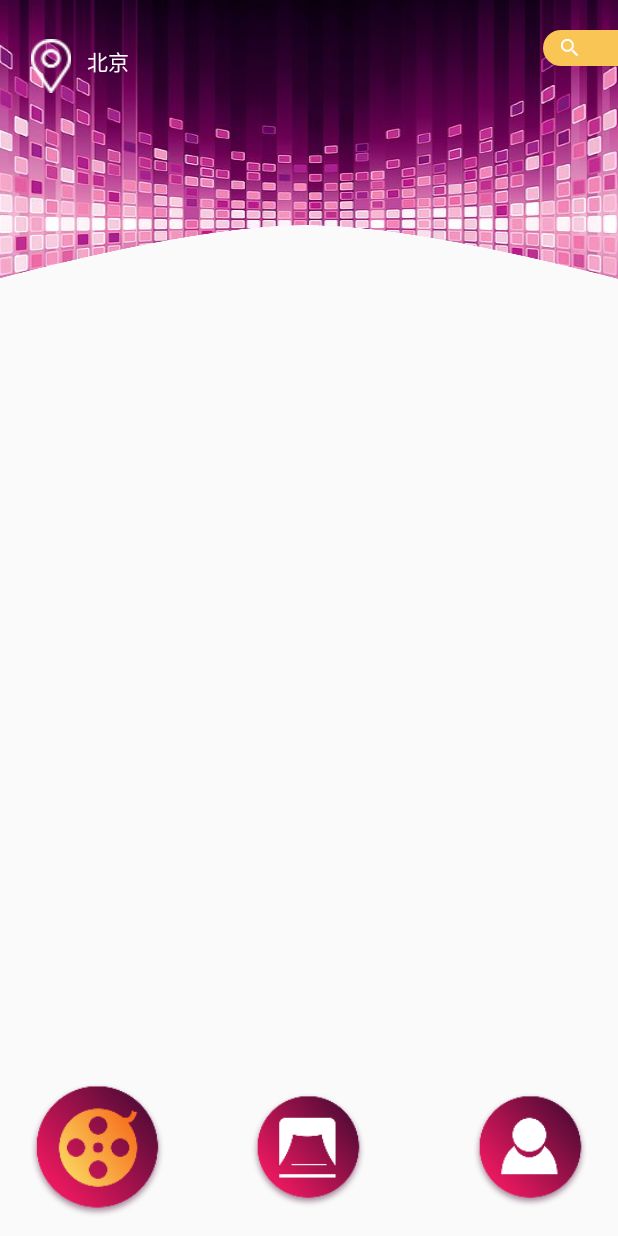
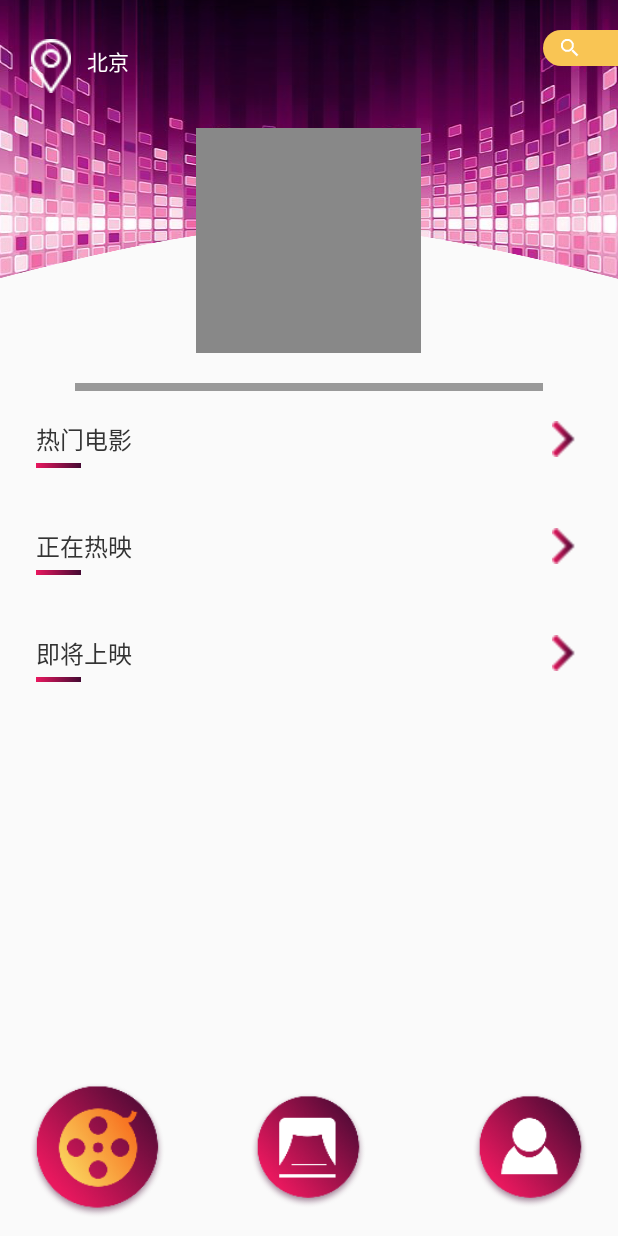
Before and after one commit to wisdomli/WeiDuMovie, an Android app: the screen it shows after launch (MainActivity), on a phone screen of 412 x 824 dp. Run offline under Robolectric (Android 15) with nearby library versions, the phone set to English and light mode, and no system bars.

Commit message:
改首页布局

```diff
--- /dev/null
+++ b/app/src/main/res/drawable/text_bck.xml
@@ -0,0 +1,5 @@
+<?xml version="1.0" encoding="utf-8"?>
+<shape xmlns:android="http://schemas.android.com/apk/res/android">
+<gradient
+    android:endColor="#440a33" android:startColor="#e8175e"></gradient>
+</shape>
--- a/app/src/main/res/layout/film_fragment.xml
+++ b/app/src/main/res/layout/film_fragment.xml
@@ -46,5 +46,161 @@
             android:src="@drawable/com_icon_search_default" />
     </RelativeLayout>
 
+    <RelativeLayout
+        android:id="@+id/viewpager"
+        android:layout_width="150dp"
+        android:layout_height="150dp"
+        android:layout_centerHorizontal="true"
+        android:layout_marginTop="@dimen/dp_85"
+        android:background="#888888"></RelativeLayout>
+
+    <View
+        android:id="@+id/home_view"
+        android:layout_width="@dimen/dp_312"
+        android:layout_height="@dimen/dp_05"
+        android:layout_below="@+id/viewpager"
+        android:layout_centerHorizontal="true"
+        android:layout_marginTop="@dimen/dp_20"
+        android:background="#999999">
+
+    </View>
+
+    <RelativeLayout
+        android:id="@+id/Hotmovies"
+        android:layout_width="match_parent"
+        android:layout_height="wrap_content"
+        android:layout_below="@+id/home_view"
+        android:layout_marginLeft="@dimen/dp_24"
+        android:layout_marginRight="@dimen/dp_24"
+        android:layout_marginTop="@dimen/dp_20">
+
+        <LinearLayout
+            android:layout_width="wrap_content"
+            android:layout_height="wrap_content"
+            android:orientation="vertical">
+
+            <TextView
+                android:layout_width="wrap_content"
+                android:layout_height="wrap_content"
+                android:text="热门电影"
+                android:textColor="#333333"
+                android:textSize="16sp" />
+
+            <ImageView
+                android:layout_width="@dimen/dp_30"
+                android:layout_height="3dp"
+                android:layout_marginTop="@dimen/dp_04"
+                android:background="@drawable/text_bck" />
+        </LinearLayout>
+
+        <ImageView
+            android:layout_width="@dimen/dp_24"
+            android:layout_height="@dimen/dp_24"
+            android:layout_alignParentRight="true"
+            android:src="@drawable/com_icon_next_default" />
+    </RelativeLayout>
+
+
+    <android.support.v7.widget.RecyclerView
+        android:id="@+id/Hotmovies_RecyclerView"
+        android:layout_width="match_parent"
+        android:layout_height="wrap_content"
+        android:layout_below="@+id/Hotmovies"
+        android:layout_marginLeft="@dimen/dp_24"
+        android:layout_marginTop="@dimen/dp_20">
+
+    </android.support.v7.widget.RecyclerView>
+
+
+    <RelativeLayout
+        android:id="@+id/Isshowingup"
+        android:layout_width="match_parent"
+        android:layout_height="wrap_content"
+        android:layout_below="@+id/Hotmovies_RecyclerView"
+        android:layout_marginLeft="@dimen/dp_24"
+        android:layout_marginRight="@dimen/dp_24"
+        android:layout_marginTop="@dimen/dp_20">
+
+        <LinearLayout
+            android:layout_width="wrap_content"
+            android:layout_height="wrap_content"
+            android:orientation="vertical">
+
+            <TextView
+                android:layout_width="wrap_content"
+                android:layout_height="wrap_content"
+                android:text="正在热映"
+                android:textColor="#333333"
+                android:textSize="16sp" />
+
+            <ImageView
+                android:layout_width="@dimen/dp_30"
+                android:layout_height="3dp"
+                android:layout_marginTop="@dimen/dp_04"
+                android:background="@drawable/text_bck" />
+        </LinearLayout>
+
+        <ImageView
+            android:layout_width="@dimen/dp_24"
+            android:layout_height="@dimen/dp_24"
+            android:layout_alignParentRight="true"
+            android:src="@drawable/com_icon_next_default" />
+    </RelativeLayout>
+
+    <android.support.v7.widget.RecyclerView
+        android:id="@+id/Isshowingup_RecyclerView"
+        android:layout_width="match_parent"
+        android:layout_height="wrap_content"
+        android:layout_below="@+id/Isshowingup"
+        android:layout_marginLeft="@dimen/dp_24"
+        android:layout_marginTop="@dimen/dp_20">
+
+    </android.support.v7.widget.RecyclerView>
+
+
+    <RelativeLayout
+        android:id="@+id/shownsoon"
+        android:layout_width="match_parent"
+        android:layout_height="wrap_content"
+        android:layout_below="@+id/Isshowingup_RecyclerView"
+        android:layout_marginLeft="@dimen/dp_24"
+        android:layout_marginRight="@dimen/dp_24"
+        android:layout_marginTop="@dimen/dp_20">
+
+        <LinearLayout
+            android:layout_width="wrap_content"
+            android:layout_height="wrap_content"
+            android:orientation="vertical">
+
+            <TextView
+                android:layout_width="wrap_content"
+                android:layout_height="wrap_content"
+                android:text="即将上映"
+                android:textColor="#333333"
+                android:textSize="16sp" />
+
+            <ImageView
+                android:layout_width="@dimen/dp_30"
+                android:layout_height="3dp"
+                android:layout_marginTop="@dimen/dp_04"
+                android:background="@drawable/text_bck" />
+        </LinearLayout>
+
+        <ImageView
+            android:layout_width="@dimen/dp_24"
+            android:layout_height="@dimen/dp_24"
+            android:layout_alignParentRight="true"
+            android:src="@drawable/com_icon_next_default" />
+    </RelativeLayout>
+
+    <android.support.v7.widget.RecyclerView
+        android:id="@+id/shownsoon_RecyclerView"
+        android:layout_width="match_parent"
+        android:layout_height="wrap_content"
+        android:layout_below="@+id/shownsoon"
+        android:layout_marginLeft="@dimen/dp_24"
+        android:layout_marginTop="@dimen/dp_20">
+
+    </android.support.v7.widget.RecyclerView>
 
 </RelativeLayout>
--- a/app/src/main/res/values/dimens.xml
+++ b/app/src/main/res/values/dimens.xml
@@ -30,5 +30,6 @@
     <dimen name="dp_25">25dp</dimen>
     <dimen name="dp_310">310dp</dimen>
     <dimen name="dp_40">40dp</dimen>
-
+    <dimen name="dp_85">85dp</dimen>
+    <dimen name="dp_312">312dp</dimen>
 </resources>
```
Also changed, not shown: app/src/main/res/drawable-hdpi/com_icon_next_default.png (added), app/src/main/res/drawable-xhdpi/com_icon_next_default.png (added), app/src/main/res/drawable-xxhdpi/com_icon_next_default.png (added).
